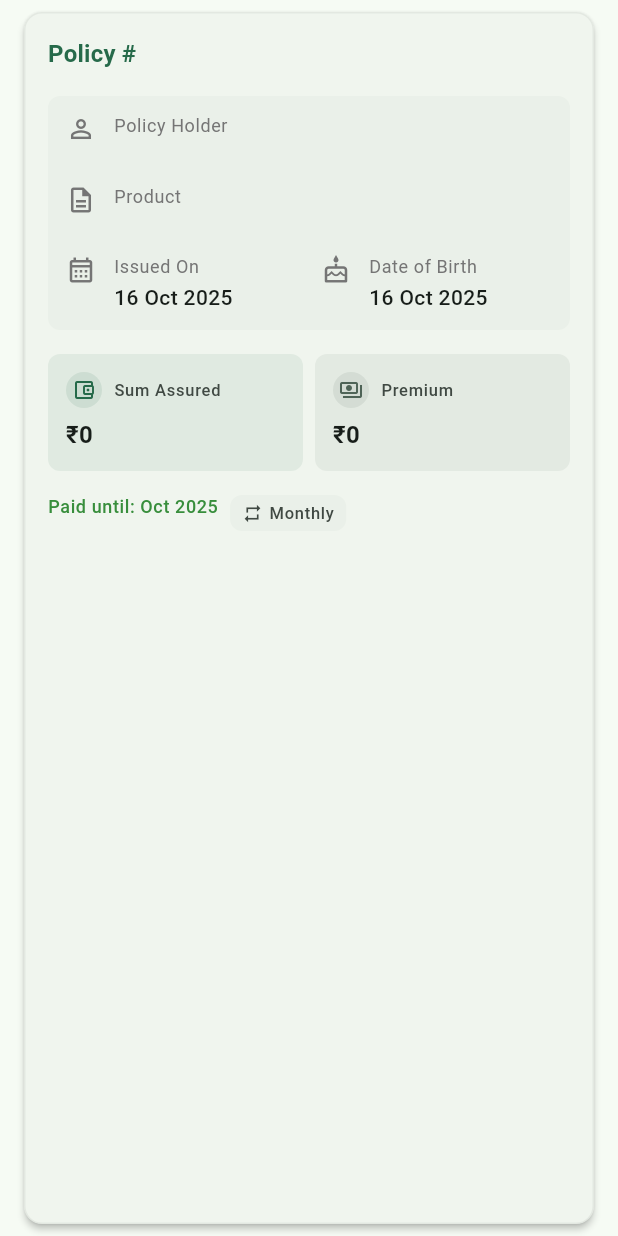
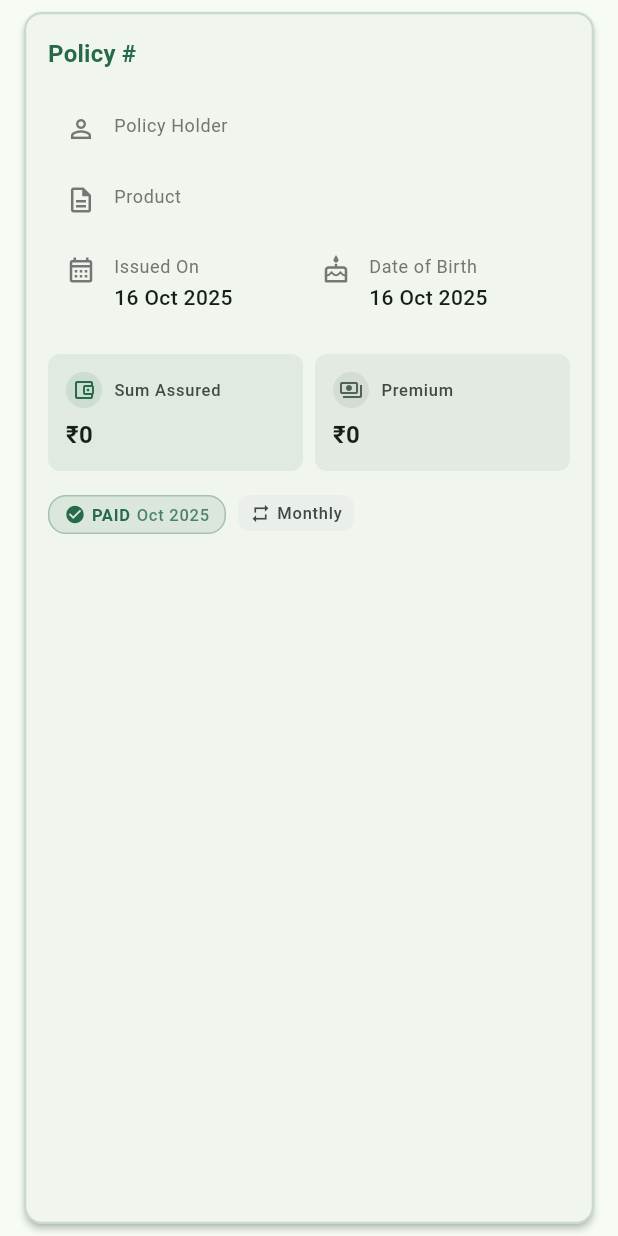
Before and after one commit to darkCavalier11/deposits, a Flutter app: the PolicyCard widget shown alone on an empty page, opened directly with empty values, on a phone screen of 412 x 824 dp. Run offline on Flutter 3.47's test engine with Material 3 defaults, Android fonts, the phone set to English and light mode, and no system bars; our stand-ins replace csv, file_picker, hive_flutter; accounts and stored records are empty.

Commit message:
UI tweaks

```diff
--- a/lib/widgets/policy_card.dart
+++ b/lib/widgets/policy_card.dart
@@ -61,6 +61,18 @@ class _PolicyCardState extends State<PolicyCard> {
     _nameController.dispose();
     _productController.dispose();
     super.dispose();
+  }
+
+  bool get _isPolicyPaid {
+    if (widget.entry.paidUntil == null) return false;
+    final now = DateTime.now();
+    final currentMonth = DateTime(now.year, now.month);
+    final paidUntilMonth = DateTime(
+      widget.entry.paidUntil!.year,
+      widget.entry.paidUntil!.month,
+    );
+    return paidUntilMonth.isAfter(currentMonth) ||
+        paidUntilMonth.isAtSameMomentAs(currentMonth);
   }
 
   Future<void> _showMakePaymentDialog() async {
@@ -333,14 +345,21 @@ class _PolicyCardState extends State<PolicyCard> {
     final theme = Theme.of(context);
     final colorScheme = theme.colorScheme;
     final textTheme = theme.textTheme;
+    final isPaid = _isPolicyPaid;
 
     return Card(
       elevation: _kCardElevation,
       margin: const EdgeInsets.symmetric(vertical: 8, horizontal: 16),
       shape: RoundedRectangleBorder(
         borderRadius: BorderRadius.circular(_kCardRadius),
-        side: BorderSide(color: colorScheme.outline.withOpacity(0.1)),
+        side: BorderSide(
+          color: isPaid
+              ? colorScheme.primary.withOpacity(0.2)
+              : colorScheme.error.withOpacity(0.2),
+          width: 1.5,
+        ),
       ),
+
       child: Stack(
         children: [
           InkWell(
@@ -452,10 +471,7 @@ class _PolicyCardState extends State<PolicyCard> {
 
     return Container(
       padding: const EdgeInsets.all(12),
-      decoration: BoxDecoration(
-        color: colorScheme.surfaceVariant.withOpacity(0.3),
-        borderRadius: BorderRadius.circular(8),
-      ),
+      decoration: BoxDecoration(borderRadius: BorderRadius.circular(8)),
       child: Column(
         children: [
           _buildInfoRow(
@@ -501,6 +517,7 @@ class _PolicyCardState extends State<PolicyCard> {
   Widget _buildFinancialSection(ThemeData theme) {
     final colorScheme = theme.colorScheme;
     final textTheme = theme.textTheme;
+    final isPaid = _isPolicyPaid;
 
     return Row(
       children: [
@@ -530,11 +547,49 @@ class _PolicyCardState extends State<PolicyCard> {
   Widget _buildStatusChip(ThemeData theme) {
     if (widget.entry.paidUntil == null) return const SizedBox.shrink();
 
-    return Text(
-      'Paid until: ${_formatDate(widget.entry.paidUntil!, monthYearOnly: true)}',
-      style: theme.textTheme.bodySmall?.copyWith(
-        color: Colors.green[700],
-        fontWeight: FontWeight.w500,
+    final isPaid = _isPolicyPaid;
+    final statusText = isPaid ? 'PAID' : 'DUE';
+    final statusColor = isPaid
+        ? theme.colorScheme.primary
+        : theme.colorScheme.error;
+
+    return Container(
+      padding: const EdgeInsets.symmetric(horizontal: 10, vertical: 4),
+      decoration: BoxDecoration(
+        color: isPaid
+            ? statusColor.withOpacity(0.1)
+            : statusColor.withOpacity(0.05),
+        borderRadius: BorderRadius.circular(12),
+        border: Border.all(color: statusColor.withOpacity(0.3), width: 1),
+      ),
+      child: Row(
+        mainAxisSize: MainAxisSize.min,
+        children: [
+          Icon(
+            isPaid ? Icons.check_circle : Icons.warning_amber_rounded,
+            size: 14,
+            color: statusColor,
+          ),
+          const SizedBox(width: 4),
+          Text(
+            statusText,
+            style: theme.textTheme.labelSmall?.copyWith(
+              color: statusColor,
+              fontWeight: FontWeight.w600,
+              letterSpacing: 0.5,
+            ),
+          ),
+          if (isPaid) ...[
+            const SizedBox(width: 4),
+            Text(
+              _formatDate(widget.entry.paidUntil!, monthYearOnly: true),
+              style: theme.textTheme.labelSmall?.copyWith(
+                color: statusColor.withOpacity(0.8),
+                fontWeight: FontWeight.w500,
+              ),
+            ),
+          ],
+        ],
       ),
     );
   }
@@ -569,11 +624,52 @@ class _PolicyCardState extends State<PolicyCard> {
   Widget _buildPaymentButton(ThemeData theme) {
     if (widget.onMakePayment == null) return const SizedBox.shrink();
 
-    return TextButton.icon(
+    final isPaid = _isPolicyPaid;
+
+    if (isPaid) {
+      return Container(
+        padding: const EdgeInsets.symmetric(horizontal: 12, vertical: 8),
+        decoration: BoxDecoration(
+          color: theme.colorScheme.primary.withOpacity(0.05),
+          borderRadius: BorderRadius.circular(8),
+          border: Border.all(
+            color: theme.colorScheme.primary.withOpacity(0.2),
+            width: 1,
+          ),
+        ),
+        child: Row(
+          mainAxisSize: MainAxisSize.min,
+          children: [
+            Icon(
+              Icons.check_circle_outline,
+              size: 16,
+              color: theme.colorScheme.primary,
+            ),
+            const SizedBox(width: 6),
+            Text(
+              'PAID',
+              style: theme.textTheme.labelMedium?.copyWith(
+                color: theme.colorScheme.primary,
+                fontWeight: FontWeight.bold,
+              ),
+            ),
+          ],
+        ),
+      );
+    }
+
+    return FilledButton.icon(
       onPressed: _showMakePaymentDialog,
       icon: const Icon(Icons.payment_outlined, size: 16),
-      label: const Text('MAKE PAYMENT'),
-      style: TextButton.styleFrom(foregroundColor: Colors.green),
+      label: const Text('PAY NOW'),
+      style: FilledButton.styleFrom(
+        backgroundColor: theme.colorScheme.primary,
+        foregroundColor: theme.colorScheme.onError,
+        padding: const EdgeInsets.symmetric(horizontal: 16, vertical: 10),
+        shape: RoundedRectangleBorder(borderRadius: BorderRadius.circular(8)),
+        elevation: 0,
+        tapTargetSize: MaterialTapTargetSize.shrinkWrap,
+      ),
     );
   }
 
```
